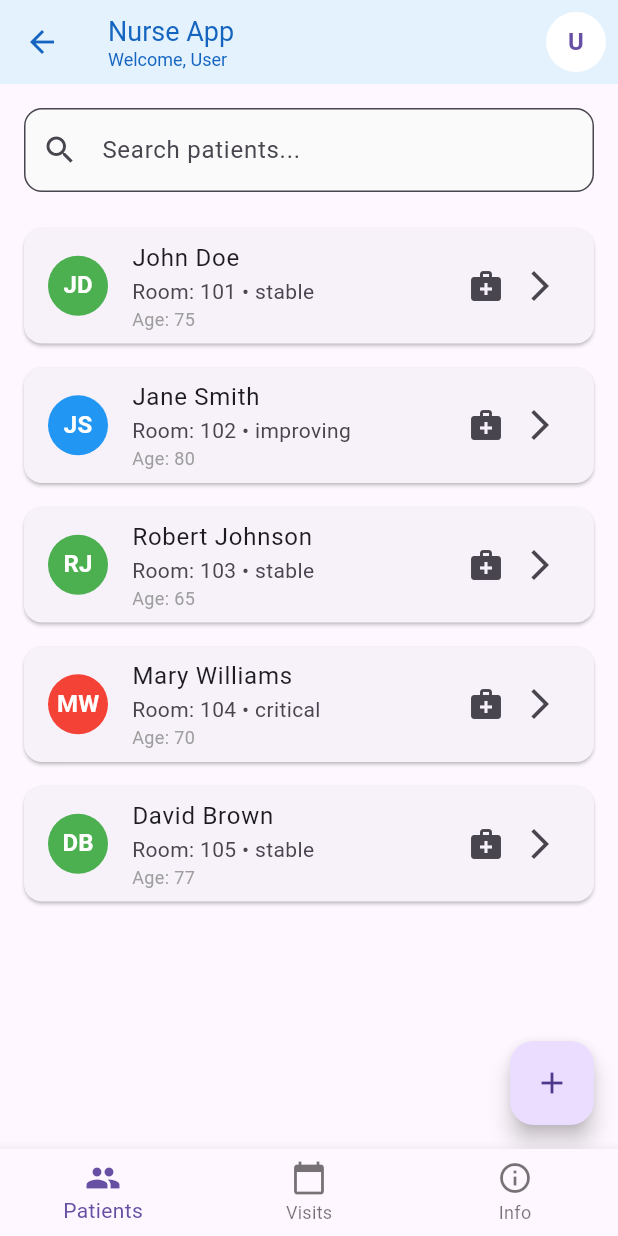
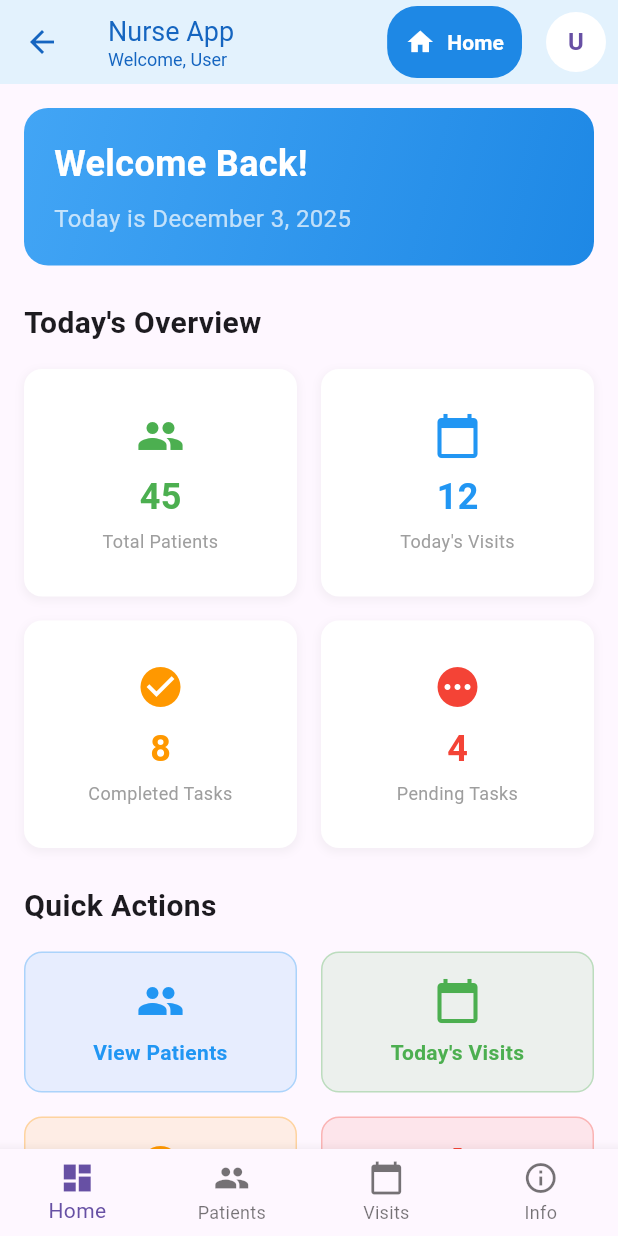
Before and after one commit to ikettunen/mobile-app-staff, a Flutter app: the HomePage screen opened by its route, on a phone screen of 412 x 824 dp. Run offline on Flutter 3.47's test engine with Material 3 defaults, Android fonts, the phone set to English and light mode, and no system bars; our stand-ins replace dio, equatable, flutter_bloc, image_picker, logger, permission_handler and 1 more; missing offline and left inert: audio_waveforms; network calls fail.

```diff
--- /dev/null
+++ b/lib/features/dashboard/presentation/pages/dashboard_page.dart
@@ -0,0 +1,398 @@
+import 'package:flutter/material.dart';
+import 'package:flutter_bloc/flutter_bloc.dart';
+import '../../../../services/api_service.dart';
+
+class DashboardPage extends StatefulWidget {
+  final Function(int)? onTabChange;
+
+  const DashboardPage({super.key, this.onTabChange});
+
+  @override
+  State<DashboardPage> createState() => _DashboardPageState();
+}
+
+class _DashboardPageState extends State<DashboardPage> {
+  final ApiService _apiService = ApiService();
+
+  // Mock data - in real app this would come from API
+  int totalPatients = 45;
+  int todayVisits = 12;
+  int completedTasks = 8;
+  int pendingTasks = 4;
+
+  @override
+  void initState() {
+    super.initState();
+    _loadDashboardData();
+  }
+
+  void _loadDashboardData() async {
+    // TODO: Load real data from API
+    // For now using mock data
+  }
+
+  @override
+  Widget build(BuildContext context) {
+    return Scaffold(
+      body: RefreshIndicator(
+        onRefresh: () async {
+          _loadDashboardData();
+        },
+        child: SingleChildScrollView(
+          physics: const AlwaysScrollableScrollPhysics(),
+          padding: const EdgeInsets.all(16),
+          child: Column(
+            crossAxisAlignment: CrossAxisAlignment.start,
+            children: [
+              // Welcome Section
+              Container(
+                width: double.infinity,
+                padding: const EdgeInsets.all(20),
+                decoration: BoxDecoration(
+                  gradient: LinearGradient(
+                    colors: [Colors.blue[400]!, Colors.blue[600]!],
+                    begin: Alignment.topLeft,
+                    end: Alignment.bottomRight,
+                  ),
+                  borderRadius: BorderRadius.circular(16),
+                ),
+                child: Column(
+                  crossAxisAlignment: CrossAxisAlignment.start,
+                  children: [
+                    const Text(
+                      'Welcome Back!',
+                      style: TextStyle(
+                        fontSize: 24,
+                        fontWeight: FontWeight.bold,
+                        color: Colors.white,
+                      ),
+                    ),
+                    const SizedBox(height: 8),
+                    Text(
+                      'Today is ${_formatDate(DateTime.now())}',
+                      style: const TextStyle(
+                        fontSize: 16,
+                        color: Colors.white70,
+                      ),
+                    ),
+                  ],
+                ),
+              ),
+
+              const SizedBox(height: 24),
+
+              // Statistics Grid
+              const Text(
+                'Today\'s Overview',
+                style: TextStyle(
+                  fontSize: 20,
+                  fontWeight: FontWeight.bold,
+                ),
+              ),
+              const SizedBox(height: 16),
+
+              GridView.count(
+                shrinkWrap: true,
+                physics: const NeverScrollableScrollPhysics(),
+                crossAxisCount: 2,
+                crossAxisSpacing: 16,
+                mainAxisSpacing: 16,
+                childAspectRatio: 1.2,
+                children: [
+                  _buildStatCard(
+                    'Total Patients',
+                    totalPatients.toString(),
+                    Icons.people,
+                    Colors.green,
+                  ),
+                  _buildStatCard(
+                    'Today\'s Visits',
+                    todayVisits.toString(),
+                    Icons.calendar_today,
+                    Colors.blue,
+                  ),
+                  _buildStatCard(
+                    'Completed Tasks',
+                    completedTasks.toString(),
+                    Icons.check_circle,
+                    Colors.orange,
+                  ),
+                  _buildStatCard(
+                    'Pending Tasks',
+                    pendingTasks.toString(),
+                    Icons.pending,
+                    Colors.red,
+                  ),
+                ],
+              ),
+
+              const SizedBox(height: 24),
+
+              // Quick Actions
+              const Text(
+                'Quick Actions',
+                style: TextStyle(
+                  fontSize: 20,
+                  fontWeight: FontWeight.bold,
+                ),
+              ),
+              const SizedBox(height: 16),
+
+              Row(
+                children: [
+                  Expanded(
+                    child: _buildActionCard(
+                      'View Patients',
+                      Icons.people,
+                      Colors.blue,
+                      () => _navigateToTab(1), // Patients is now tab 1
+                    ),
+                  ),
+                  const SizedBox(width: 16),
+                  Expanded(
+                    child: _buildActionCard(
+                      'Today\'s Visits',
+                      Icons.calendar_today,
+                      Colors.green,
+                      () => _navigateToTab(2), // Visits is now tab 2
+                    ),
+                  ),
+                ],
+              ),
+
+              const SizedBox(height: 16),
+
+              Row(
+                children: [
+                  Expanded(
+                    child: _buildActionCard(
+                      'Task Instructions',
+                      Icons.info_outline,
+                      Colors.orange,
+                      () => _navigateToTab(3), // Info is now tab 3
+                    ),
+                  ),
+                  const SizedBox(width: 16),
+                  Expanded(
+                    child: _buildActionCard(
+                      'Emergency',
+                      Icons.emergency,
+                      Colors.red,
+                      () => _showEmergencyDialog(),
+                    ),
+                  ),
+                ],
+              ),
+
+              const SizedBox(height: 24),
+
+              // Recent Activity
+              const Text(
+                'Recent Activity',
+                style: TextStyle(
+                  fontSize: 20,
+                  fontWeight: FontWeight.bold,
+                ),
+              ),
+              const SizedBox(height: 16),
+
+              _buildActivityCard(
+                'Visit completed for John Doe',
+                'Room 101 • 2 hours ago',
+                Icons.check_circle,
+                Colors.green,
+              ),
+              _buildActivityCard(
+                'New patient admitted: Jane Smith',
+                'Room 205 • 4 hours ago',
+                Icons.person_add,
+                Colors.blue,
+              ),
+              _buildActivityCard(
+                'Medication administered to Robert Johnson',
+                'Room 103 • 6 hours ago',
+                Icons.medication,
+                Colors.orange,
+              ),
+            ],
+          ),
+        ),
+      ),
+    );
+  }
+
+  Widget _buildStatCard(String title, String value, IconData icon, Color color) {
+    return Container(
+      padding: const EdgeInsets.all(16),
+      decoration: BoxDecoration(
+        color: Colors.white,
+        borderRadius: BorderRadius.circular(12),
+        boxShadow: [
+          BoxShadow(
+            color: Colors.grey.withOpacity(0.1),
+            spreadRadius: 1,
+            blurRadius: 4,
+            offset: const Offset(0, 2),
+          ),
+        ],
+      ),
+      child: Column(
+        mainAxisAlignment: MainAxisAlignment.center,
+        children: [
+          Icon(icon, size: 32, color: color),
+          const SizedBox(height: 8),
+          Text(
+            value,
+            style: TextStyle(
+              fontSize: 24,
+              fontWeight: FontWeight.bold,
+              color: color,
+            ),
+          ),
+          const SizedBox(height: 4),
+          Text(
+            title,
+            style: const TextStyle(
+              fontSize: 12,
+              color: Colors.grey,
+            ),
+            textAlign: TextAlign.center,
+          ),
+        ],
+      ),
+    );
+  }
+
+  Widget _buildActionCard(String title, IconData icon, Color color, VoidCallback onTap) {
+    return GestureDetector(
+      onTap: onTap,
+      child: Container(
+        padding: const EdgeInsets.all(16),
+        decoration: BoxDecoration(
+          color: color.withOpacity(0.1),
+          borderRadius: BorderRadius.circular(12),
+          border: Border.all(color: color.withOpacity(0.3)),
+        ),
+        child: Column(
+          children: [
+            Icon(icon, size: 32, color: color),
+            const SizedBox(height: 8),
+            Text(
+              title,
+              style: TextStyle(
+                fontSize: 14,
+                fontWeight: FontWeight.bold,
+                color: color,
+              ),
+              textAlign: TextAlign.center,
+            ),
+          ],
+        ),
+      ),
+    );
+  }
+
+  Widget _buildActivityCard(String title, String subtitle, IconData icon, Color color) {
+    return Container(
+      margin: const EdgeInsets.only(bottom: 12),
+      padding: const EdgeInsets.all(16),
+      decoration: BoxDecoration(
+        color: Colors.white,
+        borderRadius: BorderRadius.circular(12),
+        boxShadow: [
+          BoxShadow(
+            color: Colors.grey.withOpacity(0.1),
+            spreadRadius: 1,
+            blurRadius: 4,
+            offset: const Offset(0, 2),
+          ),
+        ],
+      ),
+      child: Row(
+        children: [
+          Container(
+            padding: const EdgeInsets.all(8),
+            decoration: BoxDecoration(
+              color: color.withOpacity(0.1),
+              borderRadius: BorderRadius.circular(8),
+            ),
+            child: Icon(icon, color: color, size: 20),
+          ),
+          const SizedBox(width: 16),
+          Expanded(
+            child: Column(
+              crossAxisAlignment: CrossAxisAlignment.start,
+              children: [
+                Text(
+                  title,
+                  style: const TextStyle(
+                    fontSize: 14,
+                    fontWeight: FontWeight.bold,
+                  ),
+                ),
+                const SizedBox(height: 4),
+                Text(
+                  subtitle,
+                  style: const TextStyle(
+                    fontSize: 12,
+                    color: Colors.grey,
+                  ),
+                ),
+              ],
+            ),
+          ),
+        ],
+      ),
+    );
+  }
+
+  void _navigateToTab(int index) {
+    // Call the parent HomePage to switch tabs
+    if (widget.onTabChange != null) {
+      widget.onTabChange!(index);
+    }
+  }
+
+  void _showEmergencyDialog() {
+    showDialog(
+      context: context,
+      builder: (context) => AlertDialog(
+        title: const Text('Emergency Contacts'),
+        content: const Column(
+          mainAxisSize: MainAxisSize.min,
+          children: [
+            ListTile(
+              leading: Icon(Icons.local_hospital, color: Colors.red),
+              title: Text('Emergency Services'),
+              subtitle: Text('112'),
+            ),
+            ListTile(
+              leading: Icon(Icons.phone, color: Colors.blue),
+              title: Text('Nursing Supervisor'),
+              subtitle: Text('+358 40 123 4567'),
+            ),
+            ListTile(
+              leading: Icon(Icons.medical_services, color: Colors.green),
+              title: Text('On-Call Doctor'),
+              subtitle: Text('+358 40 987 6543'),
+            ),
+          ],
+        ),
+        actions: [
+          TextButton(
+            onPressed: () => Navigator.pop(context),
+            child: const Text('Close'),
+          ),
+        ],
+      ),
+    );
+  }
+
+  String _formatDate(DateTime date) {
+    const months = [
+      'January', 'February', 'March', 'April', 'May', 'June',
+      'July', 'August', 'September', 'October', 'November', 'December'
+    ];
+    return '${months[date.month - 1]} ${date.day}, ${date.year}';
+  }
+}
--- a/lib/features/home/presentation/pages/home_page.dart
+++ b/lib/features/home/presentation/pages/home_page.dart
@@ -4,6 +4,7 @@ import 'package:nurse_app/core/navigation/app_router.dart';
 import 'package:nurse_app/features/patients/presentation/pages/patient_list_page.dart';
 import 'package:nurse_app/features/patients/presentation/bloc/patient_list_bloc.dart';
 import 'package:nurse_app/features/info/presentation/pages/info_page.dart';
+import 'package:nurse_app/features/dashboard/presentation/pages/dashboard_page.dart';
 import 'package:nurse_app/features/visits/presentation/pages/visit_list_page.dart';
 import 'package:nurse_app/features/visits/presentation/bloc/visit_bloc.dart';
 import 'package:nurse_app/features/auth/presentation/bloc/auth_bloc.dart';
@@ -50,7 +51,45 @@ class _HomePageState extends State<HomePage> {
                   ),
                 ],
               ),
+              centerTitle: false,
               actions: [
+                // Home button in the center-right area
+                Container(
+                  decoration: BoxDecoration(
+                    color: _currentIndex == 0 ? Colors.blue[600] : Colors.blue[100],
+                    borderRadius: BorderRadius.circular(20),
+                  ),
+                  child: TextButton.icon(
+                    onPressed: () {
+                      setState(() {
+                        _currentIndex = 0; // Go to Patients tab (home)
+                      });
+                      // Show feedback
+                      ScaffoldMessenger.of(context).showSnackBar(
+                        const SnackBar(
+                          content: Text('Switched to Patients (Home)'),
+                          duration: Duration(seconds: 1),
+                        ),
+                      );
+                    },
+                    icon: Icon(
+                      Icons.home,
+                      color: _currentIndex == 0 ? Colors.white : Colors.blue,
+                      size: 20
+                    ),
+                    label: Text(
+                      'Home',
+                      style: TextStyle(
+                        color: _currentIndex == 0 ? Colors.white : Colors.blue,
+                        fontWeight: FontWeight.bold
+                      )
+                    ),
+                    style: TextButton.styleFrom(
+                      padding: const EdgeInsets.symmetric(horizontal: 12, vertical: 8),
+                    ),
+                  ),
+                ),
+                const SizedBox(width: 8),
                 PopupMenuButton<String>(
                   onSelected: (value) {
                     if (value == 'logout') {
@@ -87,10 +126,17 @@ class _HomePageState extends State<HomePage> {
             ),
             body: IndexedStack(
               index: _currentIndex,
-              children: const [
-                PatientListPage(),
-                VisitListPage(),
-                InfoPage(),
+              children: [
+                DashboardPage(
+                  onTabChange: (index) {
+                    setState(() {
+                      _currentIndex = index;
+                    });
+                  },
+                ),
+                const PatientListPage(),
+                const VisitListPage(),
+                const InfoPage(),
               ],
             ),
             bottomNavigationBar: BottomNavigationBar(
@@ -102,6 +148,10 @@ class _HomePageState extends State<HomePage> {
                 });
               },
               items: const [
+                BottomNavigationBarItem(
+                  icon: Icon(Icons.dashboard),
+                  label: 'Home',
+                ),
                 BottomNavigationBarItem(
                   icon: Icon(Icons.people),
                   label: 'Patients',
```
Also changed, not shown: lib/features/info/presentation/pages/info_page.dart (+19 -0 lines), lib/features/visits/presentation/pages/visit_detail_page.dart (+39 -74 lines), 1 other file.
